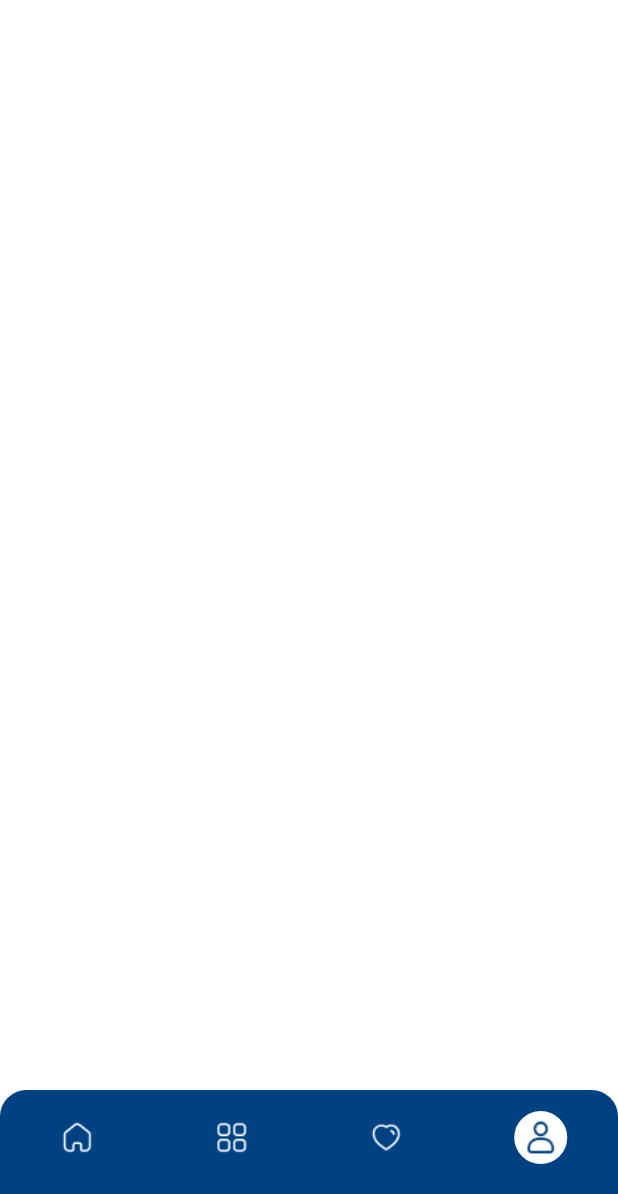
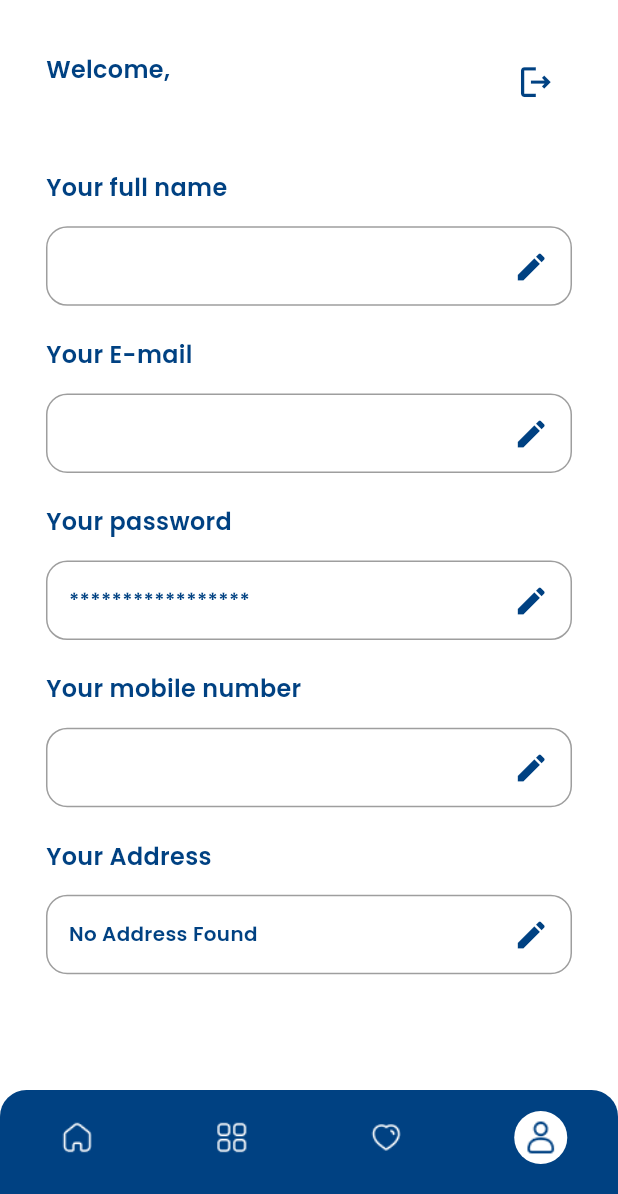
Before and after one commit to salmaHamza83934/ecommerce, a Flutter app: the HomeView screen opened by its route, item 4 of the bottom bar chosen, on a phone screen of 412 x 824 dp, the part 42-1236 px from its top. Run offline on Flutter 3.47's test engine with Material 3 defaults, Android fonts, the phone set to English and light mode, and no system bars; our stand-ins replace bloc, carousel_slider, connectivity_plus, dartz, flutter_bloc, flutter_image_slideshow and 4 more; accounts and stored records are empty; network calls fail.

Commit message:
finished profile ui.

```diff
--- a/lib/ui/login/login_view.dart
+++ b/lib/ui/login/login_view.dart
@@ -37,6 +37,8 @@ class _LoginViewState extends State<LoginView> {
       else if (state is LoginSuccessState) {
         DialogUtils.hideLoading(context);
         CacheHelper.saveData(key: 'token', value: state.response.token);
+        CacheHelper.saveData(key: 'name', value: state.response.userEntity?.name);
+        CacheHelper.saveData(key: 'email', value: state.response.userEntity?.email);
         Future.delayed(Duration(seconds: 2),(){
         Navigator.pushNamed(context, HomeView.routeName);
         });
--- a/lib/ui/register/register_view.dart
+++ b/lib/ui/register/register_view.dart
@@ -1,9 +1,11 @@
 import 'package:ecommerce_app/data/di.dart';
 import 'package:ecommerce_app/ui/dialog_utils.dart';
+import 'package:ecommerce_app/ui/login/login_view.dart';
 import 'package:flutter/material.dart';
 import 'package:flutter_bloc/flutter_bloc.dart';
 import 'package:flutter_screenutil/flutter_screenutil.dart';
 
+import '../../core/cach_helper/cach_helper.dart';
 import '../custom_widgets/custom_text_form_field.dart';
 import 'cubit/register_states.dart';
 import 'cubit/reigister_view_model.dart';
@@ -31,6 +33,12 @@ class _RegisterViewState extends State<RegisterView> {
           else if(state is RegisterSuccessState){
             DialogUtils.hideLoading(context);
             DialogUtils.showMessage(context, state.response.userEntity?.name??'');
+            CacheHelper.saveData(key: 'name', value: state.response.userEntity?.name);
+            CacheHelper.saveData(key: 'email', value: state.response.userEntity?.email);
+            CacheHelper.saveData(key: 'phone', value: viewModel.mobileNumberController.text);
+            Future.delayed(Duration(seconds: 2),(){
+              Navigator.pushNamed(context, LoginView.routeName);
+            });
           }
     },
     child: Scaffold(
--- a/lib/ui/tabs/profile_tab/profile_tab.dart
+++ b/lib/ui/tabs/profile_tab/profile_tab.dart
@@ -1,9 +1,59 @@
+import 'package:ecommerce_app/core/cach_helper/cach_helper.dart';
+import 'package:ecommerce_app/ui/login/login_view.dart';
+import 'package:ecommerce_app/ui/tabs/profile_tab/widgets/profile_item.dart';
 import 'package:flutter/material.dart';
+import 'package:flutter_screenutil/flutter_screenutil.dart';
 
 class ProfileTab extends StatelessWidget {
   @override
   Widget build(BuildContext context) {
-    // TODO: implement build
-    return Container();
+    var theme = Theme.of(context);
+    return Padding(
+      padding: EdgeInsets.symmetric(horizontal: 16.w),
+      child: SingleChildScrollView(
+        child: Column(
+          crossAxisAlignment: CrossAxisAlignment.start,
+          children: [
+            Row(
+              children: [
+                Column(
+                  crossAxisAlignment: CrossAxisAlignment.start,
+                  children: [
+                    Text('Welcome, ${CacheHelper.getData(key: 'name')}'),
+                    Text(
+                      '${CacheHelper.getData(key: 'email')}',
+                      style: theme.textTheme.bodySmall!.copyWith(
+                          color: Colors.grey, fontWeight: FontWeight.w600),
+                    ),
+                  ],
+                ),
+                Spacer(),
+                IconButton(
+                    onPressed: () {
+                      Navigator.pushNamed(context, LoginView.routeName);
+                      CacheHelper.removeData(key: 'token');
+                      CacheHelper.removeData(key: 'email');
+                      CacheHelper.removeData(key: 'name');
+                      CacheHelper.removeData(key: 'phone');
+                    },
+                    icon: Icon(Icons.logout_outlined,size: 30.r,color: theme.primaryColor,)),
+              ],
+            ),
+            SizedBox(
+              height: 40.h,
+            ),
+            ProfileItem('Your full name', '${CacheHelper.getData(key: 'name')}'),
+            ProfileItem('Your E-mail', '${CacheHelper.getData(key: 'email')}'),
+            ProfileItem('Your password', '*****************'),
+            ProfileItem(
+                'Your mobile number',
+                CacheHelper.getData(key: 'phone') == null
+                    ? '1111111111111'
+                    : '${CacheHelper.getData(key: 'phone')}'),
+            ProfileItem('Your Address', 'No Address Found'),
+          ],
+        ),
+      ),
+    );
   }
 }
--- /dev/null
+++ b/lib/ui/tabs/profile_tab/widgets/profile_item.dart
@@ -0,0 +1,41 @@
+import 'package:flutter/material.dart';
+import 'package:flutter_screenutil/flutter_screenutil.dart';
+
+class ProfileItem extends StatelessWidget {
+  String fieldName;
+  String fieldTxt;
+
+
+  ProfileItem(this.fieldName, this.fieldTxt);
+
+  @override
+  Widget build(BuildContext context) {
+    var theme=Theme.of(context);
+    return Column(
+      crossAxisAlignment: CrossAxisAlignment.start,
+      children: [
+        Text(fieldName),
+        SizedBox(
+          height: 16.h,
+        ),
+        Container(
+          width: 400.w,
+          height: 60.h,
+          padding: EdgeInsets.all(16.r),
+          decoration: BoxDecoration(
+            borderRadius: BorderRadius.circular(16.r),
+            border: Border.all(color: Colors.grey),
+          ),
+          child: Row(
+            children: [
+              Text(fieldTxt,overflow: TextOverflow.ellipsis,style: theme.textTheme.bodyMedium!.copyWith(fontSize: 15.sp),),
+              Spacer(),
+              Icon(Icons.edit,color: theme.primaryColor,)
+            ],
+          ),
+        ),
+        SizedBox(height: 24.h,)
+      ],
+    );
+  }
+}
```
